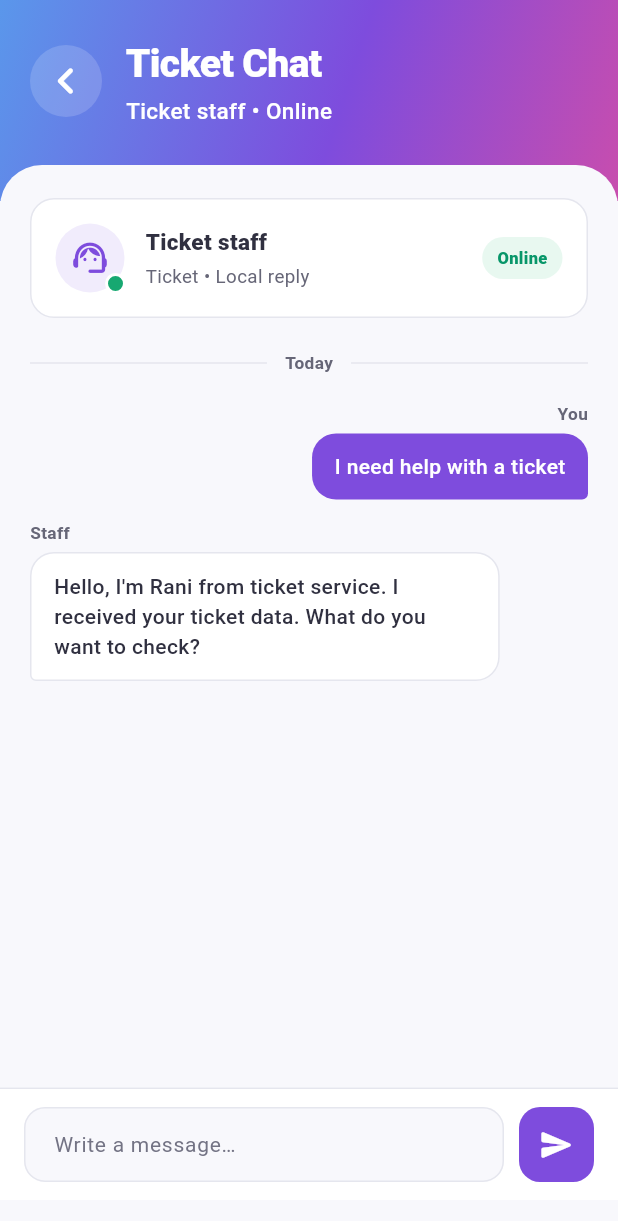
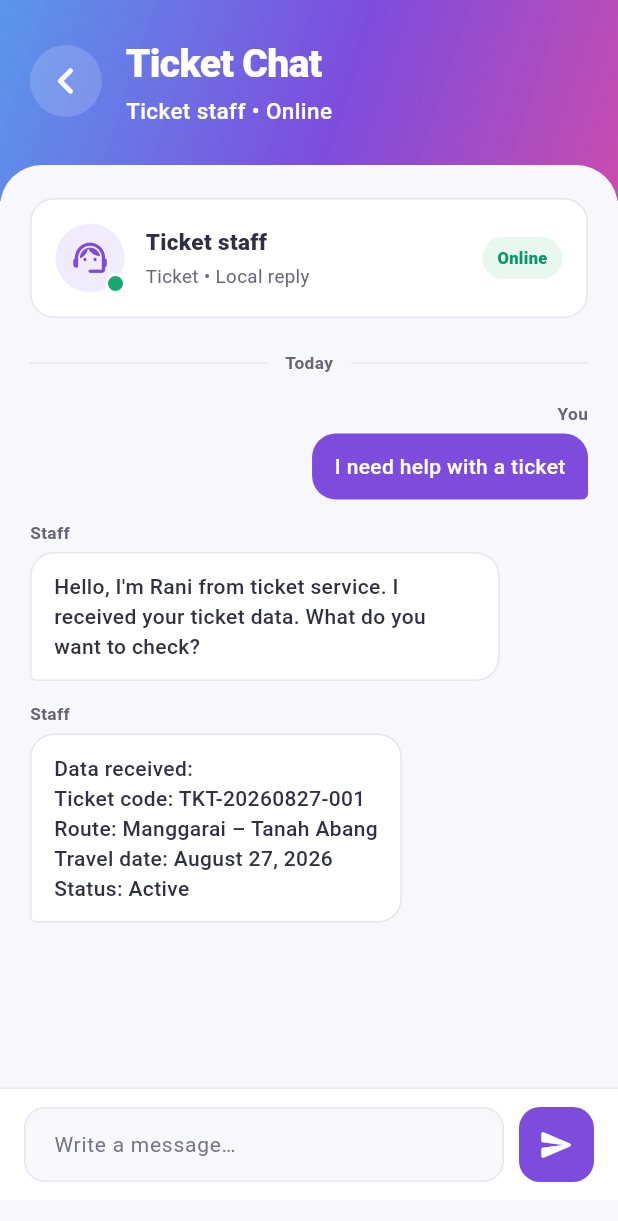
Before and after one commit to BrandonSjt/Timetable-scheduling, a Flutter app: the SupportChatConversationPage screen opened by its route, on a phone screen of 412 x 824 dp. Shown: the top 1221 px of the screen. Run offline on Flutter 3.47's test engine with Material 3 defaults, Android fonts, the phone set to English and light mode, and no system bars; our stand-ins replace camera, flutter_secure_storage, flutter_tts, geolocator, go_router, shared_preferences; missing offline and left inert: google_mlkit_object_detection; accounts and stored records are empty.

Commit message:
feat: add support chat sample data

```diff
--- a/lib/features/profile/presentation/pages/support_chat_conversation_page.dart
+++ b/lib/features/profile/presentation/pages/support_chat_conversation_page.dart
@@ -59,6 +59,7 @@ class _SupportChatConversationPageState
   }
 
   List<_SupportMessage> _initialMessages(AppLocalizations l10n) {
+    final sharedData = widget.topic.sharedData(l10n);
     return [
       _SupportMessage(
         author: _SupportMessageAuthor.user,
@@ -67,6 +68,10 @@ class _SupportChatConversationPageState
       _SupportMessage(
         author: _SupportMessageAuthor.agent,
         text: widget.topic.greeting(l10n),
+      ),
+      _SupportMessage(
+        author: _SupportMessageAuthor.agent,
+        text: l10n.chatReceivedData(sharedData),
       ),
     ];
   }
--- a/lib/l10n/app_ar.arb
+++ b/lib/l10n/app_ar.arb
@@ -265,6 +265,7 @@
   "chatSelectTopic": "حدد الموضوع",
   "chatInitialMessage": "الرسالة الأولية",
   "chatSharedData": "البيانات المشتركة",
+  "chatReceivedData": "البيانات المستلمة:\n{data}",
   "issueLateEtaTitle": "أواخر ETA",
   "issueLateEtaLabel": "أواخر ETA",
   "issueLateEtaActive": "ETA متأخر",
@@ -311,7 +312,7 @@
   "topicTicketAvailability": "موظفو التذاكر متاحون",
   "topicTicketWait": "يتم الرد عادةً خلال دقيقتين",
   "topicTicketOpening": "أحتاج إلى مساعدة بشأن التذكرة",
-  "topicTicketShared": "وضع الضيف ومعرف التذكرة والمسار الأخير",
+  "topicTicketShared": "رمز التذكرة: TKT-20260827-001\nالمسار: Manggarai – Tanah Abang\nتاريخ الرحلة: 27 أغسطس 2026\nالحالة: نشطة",
   "topicTicketAction": "ابدأ محادثة التذاكر",
   "topicTicketGreeting": "مرحبًا، أنا راني من خدمة التذاكر. وصلتني بيانات التذكرة الخاصة بك. ماذا تريد أن تحقق؟",
   "topicScheduleLabel": "جدول",
@@ -320,7 +321,7 @@
   "topicScheduleAvailability": "جدول الموظفين المتاحة",
   "topicScheduleWait": "عادة ما يتم الرد خلال 3 دقائق",
   "topicScheduleOpening": "أحتاج إلى مساعدة في الجدول الزمني أو ETA",
-  "topicScheduleShared": "المسار الأخير ووجهة الأصل ووقت السفر",
+  "topicScheduleShared": "محطة الانطلاق: Manggarai\nالوجهة: Jakarta Kota\nرقم القطار: KA 1184\nالمغادرة: 10:25 WIB\nالرصيف: 3",
   "topicScheduleAction": "ابدأ جدولة الدردشة",
   "topicScheduleGreeting": "مرحبًا، أنا ديماس من خدمة الجدول الزمني. رأيت طريقك. ما هو الجدول الزمني أو ETA الذي تريد التحقق منه؟",
   "topicPaymentLabel": "قسط",
@@ -329,7 +330,7 @@
   "topicPaymentAvailability": "متوفر موظفين الدفع",
   "topicPaymentWait": "عادة ما يتم الرد خلال 4 دقائق",
   "topicPaymentOpening": "أحتاج إلى مساعدة في دفع التذاكر",
-  "topicPaymentShared": "حالة المعاملة الأخيرة ورمز التذكرة والوقت",
+  "topicPaymentShared": "معرف المعاملة: TRX-20260827-001\nالطريقة: QRIS\nالمبلغ: Rp7.800\nالوقت: 27 أغسطس 2026، 10:20 WIB\nالحالة: ناجحة",
   "topicPaymentAction": "ابدأ محادثة الدفع",
   "topicPaymentGreeting": "مرحبا، أنا ساري من خدمة الدفع. لقد تلقيت حالة المعاملة الخاصة بك. ما هي المشكلة؟",
   "chatReplyTicketNotFound": "حسنًا، سأساعدك في التحقق. حاول فتح التذاكر الخاصة بي وإعادة تحميل الصفحة. إذا لم تظهر التذكرة بعد، أرسل رمز التذكرة هنا.",
--- a/lib/l10n/app_en.arb
+++ b/lib/l10n/app_en.arb
@@ -396,6 +396,7 @@
   "chatSelectTopic": "Select topic",
   "chatInitialMessage": "Initial message",
   "chatSharedData": "Shared data",
+  "chatReceivedData": "Data received:\n{data}",
 
   "issueLateEtaTitle": "Late ETA",
   "issueLateEtaLabel": "Late ETA",
@@ -454,7 +455,7 @@
   "topicTicketAvailability": "Ticket staff available",
   "topicTicketWait": "Usually replies in 2 minutes",
   "topicTicketOpening": "I need help with a ticket",
-  "topicTicketShared": "Guest mode, ticket ID, and last route",
+  "topicTicketShared": "Ticket code: TKT-20260827-001\nRoute: Manggarai – Tanah Abang\nTravel date: August 27, 2026\nStatus: Active",
   "topicTicketAction": "Start ticket chat",
   "topicTicketGreeting": "Hello, I'm Rani from ticket service. I received your ticket data. What do you want to check?",
 
@@ -464,7 +465,7 @@
   "topicScheduleAvailability": "Schedule staff available",
   "topicScheduleWait": "Usually replies in 3 minutes",
   "topicScheduleOpening": "I need help with schedule or ETA",
-  "topicScheduleShared": "Last route, origin-destination, and travel time",
+  "topicScheduleShared": "Origin station: Manggarai\nDestination: Jakarta Kota\nTrain number: KA 1184\nDeparture: 10:25 WIB\nPlatform: 3",
   "topicScheduleAction": "Start schedule chat",
   "topicScheduleGreeting": "Hello, I'm Dimas from schedule service. I saw your route. Which schedule or ETA do you want to check?",
 
@@ -474,7 +475,7 @@
   "topicPaymentAvailability": "Payment staff available",
   "topicPaymentWait": "Usually replies in 4 minutes",
   "topicPaymentOpening": "I need help with ticket payment",
-  "topicPaymentShared": "Last transaction status, ticket code, and time",
+  "topicPaymentShared": "Transaction ID: TRX-20260827-001\nMethod: QRIS\nAmount: Rp7,800\nTime: August 27, 2026, 10:20 WIB\nStatus: Successful",
   "topicPaymentAction": "Start payment chat",
   "topicPaymentGreeting": "Hello, I'm Sari from payment service. I received your transaction status. What's the problem?",
 
--- a/lib/l10n/app_id.arb
+++ b/lib/l10n/app_id.arb
@@ -394,6 +394,14 @@
   "chatSelectTopic": "Pilih topik",
   "chatInitialMessage": "Pesan awal",
   "chatSharedData": "Data yang dikirim",
+  "chatReceivedData": "Data yang diterima:\n{data}",
+  "@chatReceivedData": {
+    "placeholders": {
+      "data": {
+        "type": "String"
+      }
+    }
+  },
 
   "issueLateEtaTitle": "ETA Terlambat",
   "issueLateEtaLabel": "ETA terlambat",
@@ -452,7 +460,7 @@
   "topicTicketAvailability": "Petugas tiket tersedia",
   "topicTicketWait": "Biasanya membalas dalam 2 menit",
   "topicTicketOpening": "Saya butuh bantuan terkait tiket",
-  "topicTicketShared": "Mode tamu, ID tiket, dan rute terakhir",
+  "topicTicketShared": "Kode tiket: TKT-20260827-001\nRute: Manggarai – Tanah Abang\nTanggal perjalanan: 27 Agustus 2026\nStatus: Aktif",
   "topicTicketAction": "Mulai chat tiket",
   "topicTicketGreeting": "Halo, saya Rani dari layanan tiket. Data tiket dan rute terakhir Anda sudah saya terima. Apa kendala yang ingin diperiksa?",
 
@@ -462,7 +470,7 @@
   "topicScheduleAvailability": "Petugas jadwal tersedia",
   "topicScheduleWait": "Biasanya membalas dalam 3 menit",
   "topicScheduleOpening": "Saya butuh bantuan terkait jadwal atau ETA kereta",
-  "topicScheduleShared": "Rute terakhir, stasiun asal-tujuan, dan waktu perjalanan",
+  "topicScheduleShared": "Stasiun asal: Manggarai\nTujuan: Jakarta Kota\nNomor kereta: KA 1184\nKeberangkatan: 10.25 WIB\nPeron: 3",
   "topicScheduleAction": "Mulai chat jadwal",
   "topicScheduleGreeting": "Halo, saya Dimas dari layanan jadwal. Rute terakhir Anda sudah terlihat. Jadwal atau ETA mana yang ingin diperiksa?",
 
@@ -472,7 +480,7 @@
   "topicPaymentAvailability": "Petugas pembayaran tersedia",
   "topicPaymentWait": "Biasanya membalas dalam 4 menit",
   "topicPaymentOpening": "Saya butuh bantuan terkait pembayaran tiket",
-  "topicPaymentShared": "Status transaksi terakhir, kode tiket, dan waktu pembayaran",
+  "topicPaymentShared": "ID transaksi: TRX-20260827-001\nMetode: QRIS\nNominal: Rp7.800\nWaktu: 27 Agustus 2026, 10.20 WIB\nStatus: Berhasil",
   "topicPaymentAction": "Mulai chat pembayaran",
   "topicPaymentGreeting": "Halo, saya Sari dari layanan pembayaran. Status transaksi terakhir Anda sudah saya terima. Apa kendala pembayarannya?",
 
--- a/lib/l10n/app_localizations.dart
+++ b/lib/l10n/app_localizations.dart
@@ -1693,6 +1693,12 @@ abstract class AppLocalizations {
   /// **'Data yang dikirim'**
   String get chatSharedData;
 
+  /// No description provided for @chatReceivedData.
+  ///
+  /// In id, this message translates to:
+  /// **'Data yang diterima:\n{data}'**
+  String chatReceivedData(String data);
+
   /// No description provided for @issueLateEtaTitle.
   ///
   /// In id, this message translates to:
@@ -1972,7 +1978,7 @@ abstract class AppLocalizations {
   /// No description provided for @topicTicketShared.
   ///
   /// In id, this message translates to:
-  /// **'Mode tamu, ID tiket, dan rute terakhir'**
+  /// **'Kode tiket: TKT-20260827-001\nRute: Manggarai – Tanah Abang\nTanggal perjalanan: 27 Agustus 2026\nStatus: Aktif'**
   String get topicTicketShared;
 
   /// No description provided for @topicTicketAction.
@@ -2026,7 +2032,7 @@ abstract class AppLocalizations {
   /// No description provided for @topicScheduleShared.
   ///
   /// In id, this message translates to:
-  /// **'Rute terakhir, stasiun asal-tujuan, dan waktu perjalanan'**
+  /// **'Stasiun asal: Manggarai\nTujuan: Jakarta Kota\nNomor kereta: KA 1184\nKeberangkatan: 10.25 WIB\nPeron: 3'**
   String get topicScheduleShared;
 
   /// No description provided for @topicScheduleAction.
@@ -2080,7 +2086,7 @@ abstract class AppLocalizations {
   /// No description provided for @topicPaymentShared.
   ///
   /// In id, this message translates to:
-  /// **'Status transaksi terakhir, kode tiket, dan waktu pembayaran'**
+  /// **'ID transaksi: TRX-20260827-001\nMetode: QRIS\nNominal: Rp7.800\nWaktu: 27 Agustus 2026, 10.20 WIB\nStatus: Berhasil'**
   String get topicPaymentShared;
 
   /// No description provided for @topicPaymentAction.
--- a/lib/l10n/app_localizations_ar.dart
+++ b/lib/l10n/app_localizations_ar.dart
@@ -880,6 +880,11 @@ class AppLocalizationsAr extends AppLocalizations {
   String get chatSharedData => 'البيانات المشتركة';
 
   @override
+  String chatReceivedData(String data) {
+    return 'البيانات المستلمة:\n$data';
+  }
+
+  @override
   String get issueLateEtaTitle => 'أواخر ETA';
 
   @override
@@ -1026,7 +1031,8 @@ class AppLocalizationsAr extends AppLocalizations {
   String get topicTicketOpening => 'أحتاج إلى مساعدة بشأن التذكرة';
 
   @override
-  String get topicTicketShared => 'وضع الضيف ومعرف التذكرة والمسار الأخير';
+  String get topicTicketShared =>
+      'رمز التذكرة: TKT-20260827-001\nالمسار: Manggarai – Tanah Abang\nتاريخ الرحلة: 27 أغسطس 2026\nالحالة: نشطة';
 
   @override
   String get topicTicketAction => 'ابدأ محادثة التذاكر';
@@ -1054,7 +1060,8 @@ class AppLocalizationsAr extends AppLocalizations {
   String get topicScheduleOpening => 'أحتاج إلى مساعدة في الجدول الزمني أو ETA';
 
   @override
-  String get topicScheduleShared => 'المسار الأخير ووجهة الأصل ووقت السفر';
+  String get topicScheduleShared =>
+      'محطة الانطلاق: Manggarai\nالوجهة: Jakarta Kota\nرقم القطار: KA 1184\nالمغادرة: 10:25 WIB\nالرصيف: 3';
 
   @override
   String get topicScheduleAction => 'ابدأ جدولة الدردشة';
@@ -1082,7 +1089,8 @@ class AppLocalizationsAr extends AppLocalizations {
   String get topicPaymentOpening => 'أحتاج إلى مساعدة في دفع التذاكر';
 
   @override
-  String get topicPaymentShared => 'حالة المعاملة الأخيرة ورمز التذكرة والوقت';
+  String get topicPaymentShared =>
+      'معرف المعاملة: TRX-20260827-001\nالطريقة: QRIS\nالمبلغ: Rp7.800\nالوقت: 27 أغسطس 2026، 10:20 WIB\nالحالة: ناجحة';
 
   @override
   String get topicPaymentAction => 'ابدأ محادثة الدفع';
--- a/lib/l10n/app_localizations_en.dart
+++ b/lib/l10n/app_localizations_en.dart
@@ -881,6 +881,11 @@ class AppLocalizationsEn extends AppLocalizations {
   String get chatSharedData => 'Shared data';
 
   @override
+  String chatReceivedData(String data) {
+    return 'Data received:\n$data';
+  }
+
+  @override
   String get issueLateEtaTitle => 'Late ETA';
 
   @override
@@ -1028,7 +1033,8 @@ class AppLocalizationsEn extends AppLocalizations {
   String get topicTicketOpening => 'I need help with a ticket';
 
   @override
-  String get topicTicketShared => 'Guest mode, ticket ID, and last route';
+  String get topicTicketShared =>
+      'Ticket code: TKT-20260827-001\nRoute: Manggarai – Tanah Abang\nTravel date: August 27, 2026\nStatus: Active';
 
   @override
   String get topicTicketAction => 'Start ticket chat';
@@ -1057,7 +1063,7 @@ class AppLocalizationsEn extends AppLocalizations {
 
   @override
   String get topicScheduleShared =>
-      'Last route, origin-destination, and travel time';
+      'Origin station: Manggarai\nDestination: Jakarta Kota\nTrain number: KA 1184\nDeparture: 10:25 WIB\nPlatform: 3';
 
   @override
   String get topicScheduleAction => 'Start schedule chat';
@@ -1086,7 +1092,7 @@ class AppLocalizationsEn extends AppLocalizations {
 
   @override
   String get topicPaymentShared =>
-      'Last transaction status, ticket code, and time';
+      'Transaction ID: TRX-20260827-001\nMethod: QRIS\nAmount: Rp7,800\nTime: August 27, 2026, 10:20 WIB\nStatus: Successful';
 
   @override
   String get topicPaymentAction => 'Start payment chat';
--- a/lib/l10n/app_localizations_id.dart
+++ b/lib/l10n/app_localizations_id.dart
@@ -885,6 +885,11 @@ class AppLocalizationsId extends AppLocalizations {
   String get chatSharedData => 'Data yang dikirim';
 
   @override
+  String chatReceivedData(String data) {
+    return 'Data yang diterima:\n$data';
+  }
+
+  @override
   String get issueLateEtaTitle => 'ETA Terlambat';
 
   @override
@@ -1034,7 +1039,8 @@ class AppLocalizationsId extends AppLocalizations {
   String get topicTicketOpening => 'Saya butuh bantuan terkait tiket';
 
   @override
-  String get topicTicketShared => 'Mode tamu, ID tiket, dan rute terakhir';
+  String get topicTicketShared =>
+      'Kode tiket: TKT-20260827-001\nRute: Manggarai – Tanah Abang\nTanggal perjalanan: 27 Agustus 2026\nStatus: Aktif';
 
   @override
   String get topicTicketAction => 'Mulai chat tiket';
@@ -1064,7 +1070,7 @@ class AppLocalizationsId extends AppLocalizations {
 
   @override
   String get topicScheduleShared =>
-      'Rute terakhir, stasiun asal-tujuan, dan waktu perjalanan';
+      'Stasiun asal: Manggarai\nTujuan: Jakarta Kota\nNomor kereta: KA 1184\nKeberangkatan: 10.25 WIB\nPeron: 3';
 
   @override
   String get topicScheduleAction => 'Mulai chat jadwal';
@@ -1094,7 +1100,7 @@ class AppLocalizationsId extends AppLocalizations {
 
   @override
   String get topicPaymentShared =>
-      'Status transaksi terakhir, kode tiket, dan waktu pembayaran';
+      'ID transaksi: TRX-20260827-001\nMetode: QRIS\nNominal: Rp7.800\nWaktu: 27 Agustus 2026, 10.20 WIB\nStatus: Berhasil';
 
   @override
   String get topicPaymentAction => 'Mulai chat pembayaran';
--- a/lib/l10n/app_localizations_zh.dart
+++ b/lib/l10n/app_localizations_zh.dart
@@ -861,6 +861,11 @@ class AppLocalizationsZh extends AppLocalizations {
   String get chatSharedData => '共享数据';
 
   @override
+  String chatReceivedData(String data) {
+    return '已收到的数据：\n$data';
+  }
+
+  @override
   String get issueLateEtaTitle => '已晚 ETA';
 
   @override
@@ -1003,7 +1008,8 @@ class AppLocalizationsZh extends AppLocalizations {
   String get topicTicketOpening => '我需要机票方面的帮助';
 
   @override
-  String get topicTicketShared => '访客模式、票证 ID 和最后路线';
+  String get topicTicketShared =>
+      '车票代码：TKT-20260827-001\n路线：Manggarai – Tanah Abang\n出行日期：2026年8月27日\n状态：有效';
 
   @override
   String get topicTicketAction => '开始票务聊天';
@@ -1030,7 +1036,8 @@ class AppLocalizationsZh extends AppLocalizations {
   String get topicScheduleOpening => '我需要日程安排或 ETA 方面的帮助';
 
   @override
-  String get topicScheduleShared => '最后路线、出发地、目的地、行程时间';
+  String get topicScheduleShared =>
+      '出发站：Manggarai\n目的地：Jakarta Kota\n列车编号：KA 1184\n发车时间：10:25 WIB\n站台：3';
 
   @override
   String get topicScheduleAction => '开始安排聊天';
@@ -1058,7 +1065,8 @@ class AppLocalizationsZh extends AppLocalizations {
   String get topicPaymentOpening => '我需要门票付款方面的帮助';
 
   @override
-  String get topicPaymentShared => '最后交易状态、票证代码和时间';
+  String get topicPaymentShared =>
+      '交易编号：TRX-20260827-001\n方式：QRIS\n金额：Rp7.800\n时间：2026年8月27日 10:20 WIB\n状态：成功';
 
   @override
   String get topicPaymentAction => '开始付款聊天';
@@ -2736,6 +2744,11 @@ class AppLocalizationsZhHans extends AppLocalizationsZh {
   String get chatSharedData => '共享数据';
 
   @override
+  String chatReceivedData(String data) {
+    return '已收到的数据：\n$data';
+  }
+
+  @override
   String get issueLateEtaTitle => '已晚 ETA';
 
   @override
@@ -2878,7 +2891,8 @@ class AppLocalizationsZhHans extends AppLocalizationsZh {
   String get topicTicketOpening => '我需要机票方面的帮助';
 
   @override
-  String get topicTicketShared => '访客模式、票证 ID 和最后路线';
+  String get topicTicketShared =>
+      '车票代码：TKT-20260827-001\n路线：Manggarai – Tanah Abang\n出行日期：2026年8月27日\n状态：有效';
 
   @override
   String get topicTicketAction => '开始票务聊天';
@@ -2905,7 +2919,8 @@ class AppLocalizationsZhHans extends AppLocalizationsZh {
   String get topicScheduleOpening => '我需要日程安排或 ETA 方面的帮助';
 
   @override
-  String get topicScheduleShared => '最后路线、出发地、目的地、行程时间';
+  String get topicScheduleShared =>
+      '出发站：Manggarai\n目的地：Jakarta Kota\n列车编号：KA 1184\n发车时间：10:25 WIB\n站台：3';
 
   @override
   String get topicScheduleAction => '开始安排聊天';
@@ -2933,7 +2948,8 @@ class AppLocalizationsZhHans extends AppLocalizationsZh {
   String get topicPaymentOpening => '我需要门票付款方面的帮助';
 
   @override
-  String get topicPaymentShared => '最后交易状态、票证代码和时间';
+  String get topicPaymentShared =>
+      '交易编号：TRX-20260827-001\n方式：QRIS\n金额：Rp7.800\n时间：2026年8月27日 10:20 WIB\n状态：成功';
 
   @override
   String get topicPaymentAction => '开始付款聊天';
--- a/lib/l10n/app_zh.arb
+++ b/lib/l10n/app_zh.arb
@@ -509,6 +509,7 @@
   "chatSelectTopic": "选择主题",
   "chatInitialMessage": "初始消息",
   "chatSharedData": "共享数据",
+  "chatReceivedData": "已收到的数据：\n{data}",
   "issueLateEtaTitle": "已晚 ETA",
   "issueLateEtaLabel": "已晚 ETA",
   "issueLateEtaActive": "ETA 迟到了",
@@ -569,7 +570,7 @@
   "topicTicketAvailability": "有售票人员",
   "topicTicketWait": "通常2分钟内回复",
   "topicTicketOpening": "我需要机票方面的帮助",
-  "topicTicketShared": "访客模式、票证 ID 和最后路线",
+  "topicTicketShared": "车票代码：TKT-20260827-001\n路线：Manggarai – Tanah Abang\n出行日期：2026年8月27日\n状态：有效",
   "topicTicketAction": "开始票务聊天",
   "topicTicketGreeting": "大家好，我是票务服务部的 Rani。我收到了您的票证数据。您想检查什么？",
   "topicScheduleLabel": "日程",
@@ -578,7 +579,7 @@
   "topicScheduleAvailability": "安排可用人员",
   "topicScheduleWait": "通常3分钟内回复",
   "topicScheduleOpening": "我需要日程安排或 ETA 方面的帮助",
-  "topicScheduleShared": "最后路线、出发地、目的地、行程时间",
+  "topicScheduleShared": "出发站：Manggarai\n目的地：Jakarta Kota\n列车编号：KA 1184\n发车时间：10:25 WIB\n站台：3",
   "topicScheduleAction": "开始安排聊天",
   "topicScheduleGreeting": "大家好，我是日程服务部的迪马斯。我看到了你的路线。您想查看哪个时间表或 ETA？",
   "topicPaymentLabel": "支付",
@@ -587,7 +588,7 @@
   "topicPaymentAvailability": "付款人员可用",
   "topicPaymentWait": "通常在 4 分钟内回复",
   "topicPaymentOpening": "我需要门票付款方面的帮助",
-  "topicPaymentShared": "最后交易状态、票证代码和时间",
+  "topicPaymentShared": "交易编号：TRX-20260827-001\n方式：QRIS\n金额：Rp7.800\n时间：2026年8月27日 10:20 WIB\n状态：成功",
   "topicPaymentAction": "开始付款聊天",
   "topicPaymentGreeting": "大家好，我是支付服务部门的 Sari。我收到了您的交易状态。有什么问题吗？",
   "chatReplyTicketNotFound": "好的，我帮忙查一下。尝试打开“我的票证”并重新加载页面。如果票证仍未出现，请在此处发送您的票证代码。",
--- a/lib/l10n/app_zh_Hans.arb
+++ b/lib/l10n/app_zh_Hans.arb
@@ -509,6 +509,7 @@
   "chatSelectTopic": "选择主题",
   "chatInitialMessage": "初始消息",
   "chatSharedData": "共享数据",
+  "chatReceivedData": "已收到的数据：\n{data}",
   "issueLateEtaTitle": "已晚 ETA",
   "issueLateEtaLabel": "已晚 ETA",
   "issueLateEtaActive": "ETA 迟到了",
@@ -569,7 +570,7 @@
   "topicTicketAvailability": "有售票人员",
   "topicTicketWait": "通常2分钟内回复",
   "topicTicketOpening": "我需要机票方面的帮助",
-  "topicTicketShared": "访客模式、票证 ID 和最后路线",
+  "topicTicketShared": "车票代码：TKT-20260827-001\n路线：Manggarai – Tanah Abang\n出行日期：2026年8月27日\n状态：有效",
   "topicTicketAction": "开始票务聊天",
   "topicTicketGreeting": "大家好，我是票务服务部的 Rani。我收到了您的票证数据。您想检查什么？",
   "topicScheduleLabel": "日程",
@@ -578,7 +579,7 @@
   "topicScheduleAvailability": "安排可用人员",
   "topicScheduleWait": "通常3分钟内回复",
   "topicScheduleOpening": "我需要日程安排或 ETA 方面的帮助",
-  "topicScheduleShared": "最后路线、出发地、目的地、行程时间",
+  "topicScheduleShared": "出发站：Manggarai\n目的地：Jakarta Kota\n列车编号：KA 1184\n发车时间：10:25 WIB\n站台：3",
   "topicScheduleAction": "开始安排聊天",
   "topicScheduleGreeting": "大家好，我是日程服务部的迪马斯。我看到了你的路线。您想查看哪个时间表或 ETA？",
   "topicPaymentLabel": "支付",
@@ -587,7 +588,7 @@
   "topicPaymentAvailability": "付款人员可用",
   "topicPaymentWait": "通常在 4 分钟内回复",
   "topicPaymentOpening": "我需要门票付款方面的帮助",
-  "topicPaymentShared": "最后交易状态、票证代码和时间",
+  "topicPaymentShared": "交易编号：TRX-20260827-001\n方式：QRIS\n金额：Rp7.800\n时间：2026年8月27日 10:20 WIB\n状态：成功",
   "topicPaymentAction": "开始付款聊天",
   "topicPaymentGreeting": "大家好，我是支付服务部门的 Sari。我收到了您的交易状态。有什么问题吗？",
   "chatReplyTicketNotFound": "好的，我帮忙查一下。尝试打开“我的票证”并重新加载页面。如果票证仍未出现，请在此处发送您的票证代码。",
```
Also changed, not shown: 1 other file.
